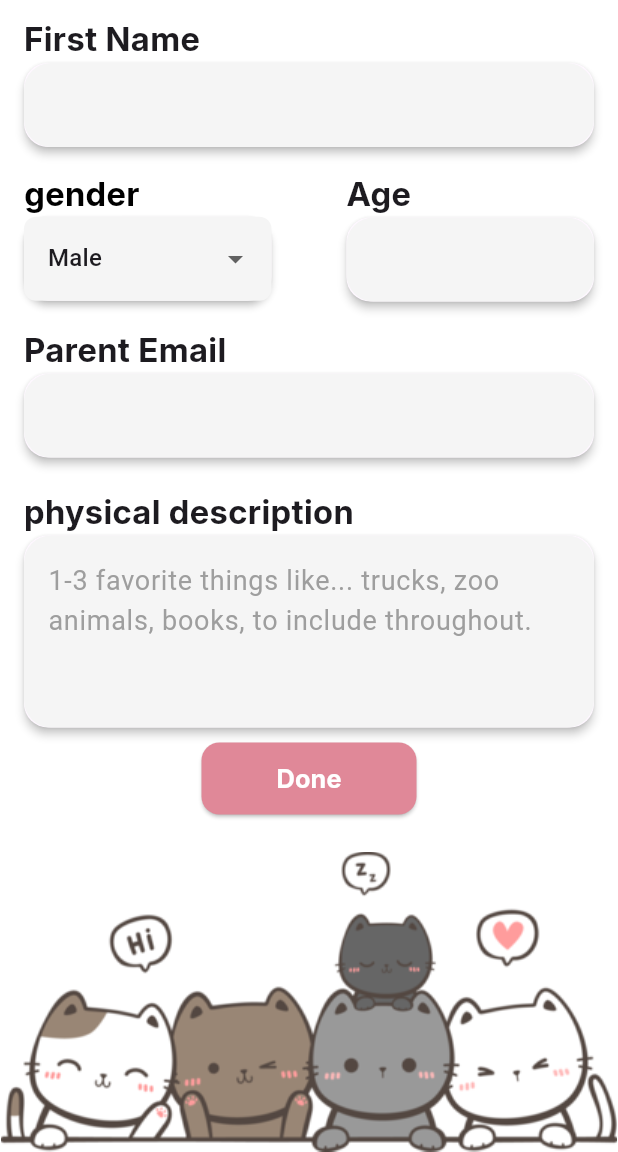
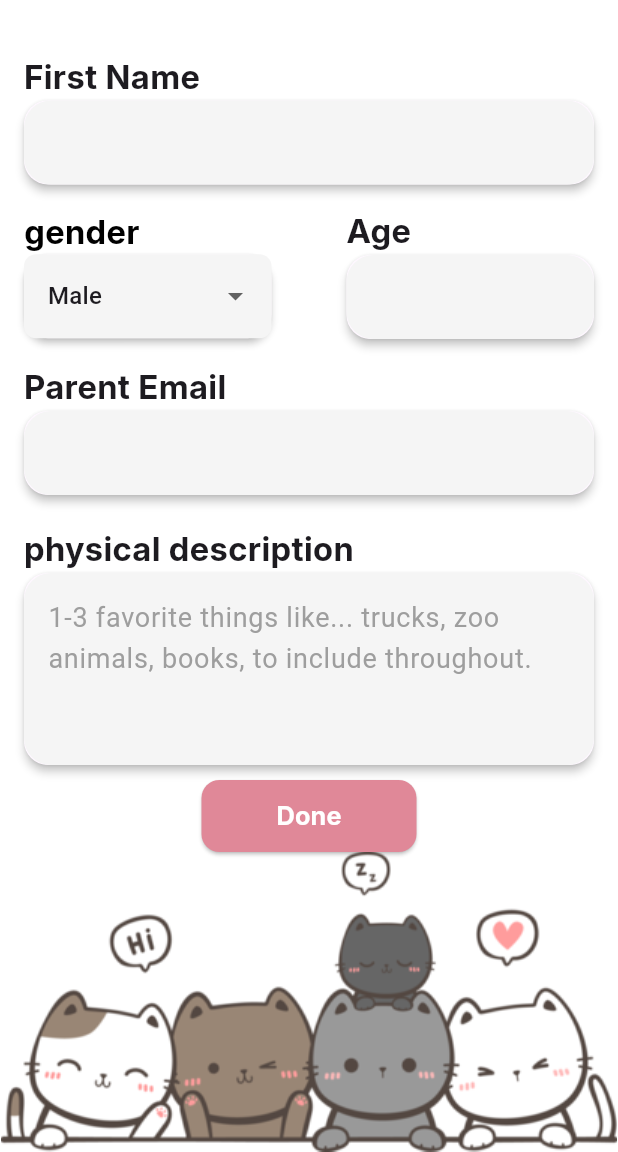
Before and after one commit to anasmohamed13/graduation_project, a Flutter app: the SignUpPatient screen opened by its route, on a phone screen of 412 x 824 dp, the part 84-1236 px from its top. Run offline on Flutter 3.47's test engine with Material 3 defaults, Android fonts, the phone set to English and light mode, and no system bars.

```diff
--- a/lib/main.dart
+++ b/lib/main.dart
@@ -4,7 +4,9 @@ import 'package:garduationproject/ui/screen/sign/hello/hello_page.dart';
 import 'package:garduationproject/ui/screen/sign/login/doctor/doctor_login.dart';
 import 'package:garduationproject/ui/screen/sign/login/parent/parent_login.dart';
 import 'package:garduationproject/ui/screen/sign/login/patient/patient_login.dart';
-import 'package:garduationproject/ui/screen/sign/signup/sign_up_patient.dart';
+import 'package:garduationproject/ui/screen/sign/signup/signup-doctor/sign_up_doctor.dart';
+import 'package:garduationproject/ui/screen/sign/signup/signup-parent/sign_up_parent.dart';
+import 'package:garduationproject/ui/screen/sign/signup/signup-patient/sign_up_patient.dart';
 import 'package:garduationproject/ui/screen/splash/splash.dart';
 import 'package:provider/provider.dart';
 
@@ -32,6 +34,8 @@ class GatoApp extends StatelessWidget {
         DoctorLogin.routName: (context) => const DoctorLogin(),
         PatientLogin.routName: (context) => const PatientLogin(),
         SignUpPatient.routeName: (context) => const SignUpPatient(),
+        SignUpParent.routeName: (context) => const SignUpParent(),
+        SignUpDoctor.routeName: (context) => const SignUpDoctor(),
       },
     );
   }
--- a/lib/ui/provider/gender_provider.dart
+++ b/lib/ui/provider/gender_provider.dart
@@ -4,6 +4,7 @@ class GenderProvider with ChangeNotifier {
   String _localGender = 'male';
 
   String? get localGender => _localGender;
+
   void setGender(String? gender) {
     _localGender = gender ?? _localGender;
     notifyListeners();
--- a/lib/ui/screen/sign/login/patient/patient_login.dart
+++ b/lib/ui/screen/sign/login/patient/patient_login.dart
@@ -1,7 +1,7 @@
 // ignore_for_file: sized_box_for_whitespace
 
 import 'package:flutter/material.dart';
-import 'package:garduationproject/ui/screen/sign/signup/sign_up_patient.dart';
+import 'package:garduationproject/ui/screen/sign/signup/signup-patient/sign_up_patient.dart';
 import 'package:garduationproject/ui/util/app_assets.dart';
 import 'package:garduationproject/ui/util/build_app_bar.dart';
 
--- a/lib/ui/screen/sign/signup/sign_up_patient.dart
+++ b/lib/ui/screen/sign/signup/signup-patient/sign_up_patient.dart
@@ -52,11 +52,16 @@ class _SignUpPatientState extends State<SignUpPatient> {
                       ),
                     ),
                   ),
+                  const SizedBox(
+                    height: 25,
+                  ),
                   BuildTextFormFiled(
                     hintText: null,
                     text: 'First Name',
                     vlaidatorErorr: 'Enter your first name',
                     controller: firstNameController,
+                    borderRadius: BorderRadius.circular(18),
+                    borderSide: BorderSide.none,
                   ),
                   const SizedBox(
                     height: 15,
@@ -72,6 +77,8 @@ class _SignUpPatientState extends State<SignUpPatient> {
                           text: 'Age',
                           vlaidatorErorr: 'eneter your age',
                           controller: ageController,
+                          borderRadius: BorderRadius.circular(18),
+                          borderSide: BorderSide.none,
                         ),
                       ),
                     ],
@@ -84,6 +91,8 @@ class _SignUpPatientState extends State<SignUpPatient> {
                     text: 'Parent Email',
                     vlaidatorErorr: 'eneter your parent email',
                     controller: emailController,
+                    borderRadius: BorderRadius.circular(18),
+                    borderSide: BorderSide.none,
                   ),
                   const SizedBox(
                     height: 20,
@@ -95,6 +104,8 @@ class _SignUpPatientState extends State<SignUpPatient> {
                     vlaidatorErorr: null,
                     maxline: 4,
                     controller: descriptionController,
+                    borderRadius: BorderRadius.circular(18),
+                    borderSide: BorderSide.none,
                   ),
                   const SizedBox(
                     height: 10,
--- a/lib/ui/util/build_text_field.dart
+++ b/lib/ui/util/build_text_field.dart
@@ -1,13 +1,13 @@
 import 'package:flutter/material.dart';
 
-buildTextFiled(Widget? suffixIcon, String hintText) {
+buildTextFiled(Widget? suffixIcon, String hintText, BorderRadius borderRadius) {
   return TextField(
     decoration: InputDecoration(
       hintText: hintText,
       hintStyle: const TextStyle(color: Colors.grey),
       suffixIcon: suffixIcon,
       border: OutlineInputBorder(
-        borderRadius: BorderRadius.circular(10),
+        borderRadius: borderRadius,
       ),
     ),
   );
--- a/lib/ui/widget/build_text_form_filed.dart
+++ b/lib/ui/widget/build_text_form_filed.dart
@@ -4,10 +4,12 @@ import 'package:flutter/material.dart';
 
 class BuildTextFormFiled extends StatelessWidget {
   late String? hintText;
-  late String text;
+  late String? text;
   late String? vlaidatorErorr;
   late int? maxline;
   late TextEditingController controller;
+  BorderSide borderSide;
+  BorderRadius borderRadius;
 
   BuildTextFormFiled(
       {super.key,
@@ -15,7 +17,9 @@ class BuildTextFormFiled extends StatelessWidget {
       required this.text,
       required this.vlaidatorErorr,
       this.maxline,
-      required this.controller});
+      required this.controller,
+      required this.borderSide,
+      required this.borderRadius});
 
   @override
   Widget build(BuildContext context) {
@@ -24,7 +28,7 @@ class BuildTextFormFiled extends StatelessWidget {
       crossAxisAlignment: CrossAxisAlignment.start,
       children: [
         Text(
-          text,
+          text ?? '',
           style: const TextStyle(
               fontSize: 22, fontWeight: FontWeight.bold, fontFamily: 'inter'),
           textAlign: TextAlign.center,
@@ -40,8 +44,8 @@ class BuildTextFormFiled extends StatelessWidget {
                 hintText: hintText,
                 hintStyle: const TextStyle(fontSize: 18, color: Colors.grey),
                 border: OutlineInputBorder(
-                  borderSide: BorderSide.none,
-                  borderRadius: BorderRadius.circular(18),
+                  borderSide: borderSide,
+                  borderRadius: borderRadius,
                 ),
                 filled: true,
                 fillColor: Colors.grey.shade100),
```
Also changed, not shown: lib/ui/screen/sign/login/login_page.dart (+23 -17 lines), lib/ui/screen/sign/signup/sign_up_page.dart (added, +40 -0 lines), lib/ui/screen/sign/signup/signup-doctor/sign_up_doctor.dart (added, +12 -0 lines), lib/ui/screen/sign/signup/signup-parent/sign_up_parent.dart (added, +11 -0 lines), lib/ui/util/build_elevated_button.dart (added, +12 -0 lines), assets/image/coloseeyeIcon.png (added).
